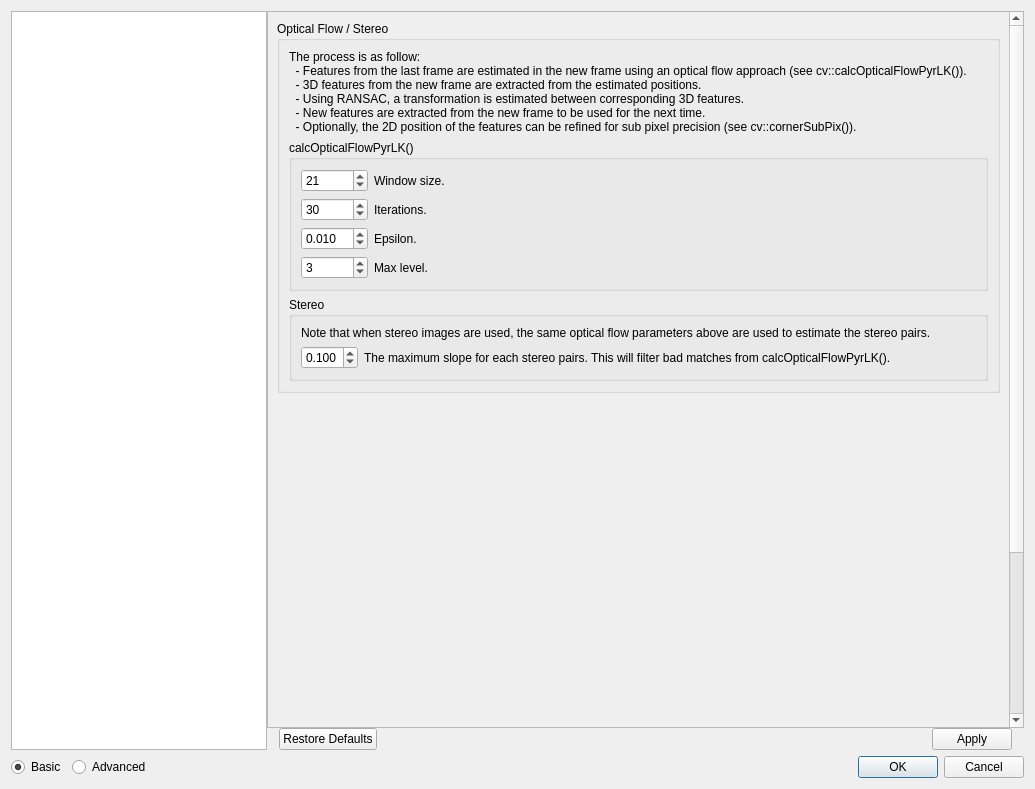
Above: guilib/src/ui/preferencesDialog.ui from introlab/rtabmap before the change. Below: the same form after it.
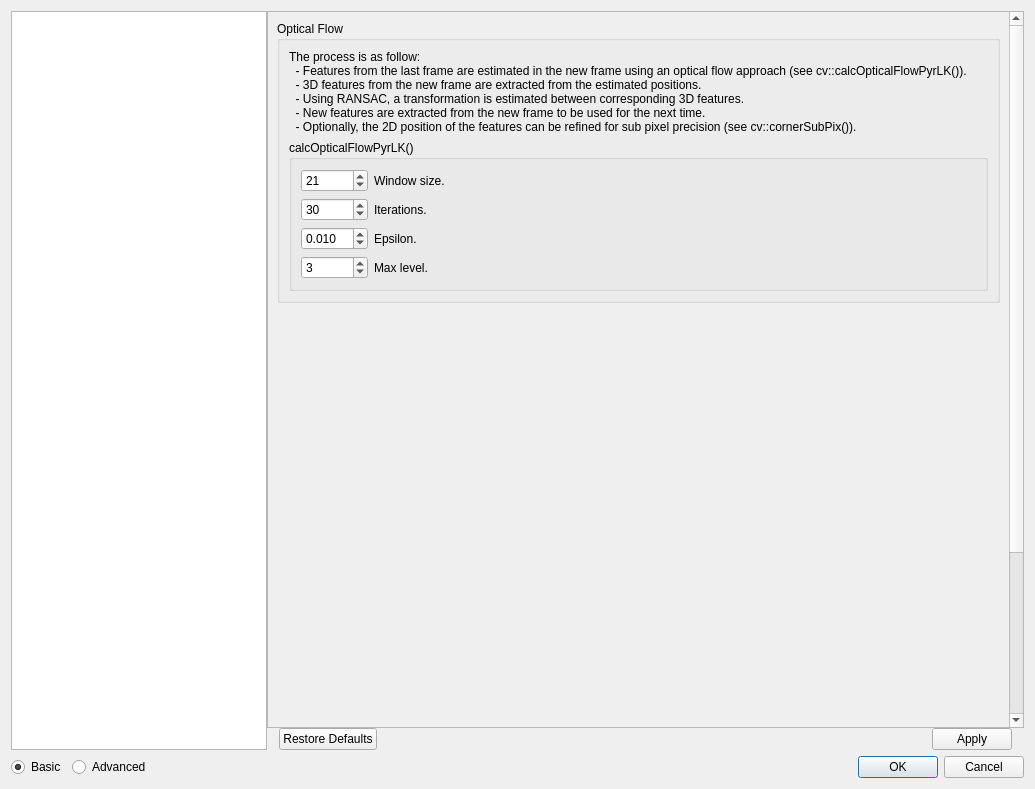
That is the form after the change. The open tabs and pages were chosen to show the change. Icons and pictures are not drawn. Custom widgets are drawn as their Qt base class.

Commit message: updated some default parameters mostly related to stereo odometry (flow, stereo, bayes prediction, likelihood tf-idf)

Patch:
```diff
--- a/guilib/src/ui/preferencesDialog.ui
+++ b/guilib/src/ui/preferencesDialog.ui
@@ -64,8 +64,8 @@
            <rect>
             <x>0</x>
             <y>0</y>
-            <width>736</width>
-            <height>754</height>
+            <width>744</width>
+            <height>932</height>
            </rect>
           </property>
           <layout class="QVBoxLayout" name="verticalLayout_16">
@@ -6821,7 +6821,7 @@
                  <item>
                   <widget class="QGroupBox" name="groupBox_odometryFlow3">
                    <property name="title">
-                    <string>Optical Flow / Stereo</string>
+                    <string>Optical Flow</string>
                    </property>
                    <layout class="QVBoxLayout" name="verticalLayout_53">
                     <item>
@@ -6955,58 +6955,6 @@
                       </layout>
                      </widget>
                     </item>
-                    <item>
-                     <widget class="QGroupBox" name="groupBox_12">
-                      <property name="title">
-                       <string>Stereo</string>
-                      </property>
-                      <layout class="QVBoxLayout" name="verticalLayout_61">
-                       <item>
-                        <widget class="QLabel" name="label_217">
-                         <property name="text">
-                          <string>Note that when stereo images are used, the same optical flow parameters above are used to estimate the stereo pairs.</string>
-                         </property>
-                         <property name="wordWrap">
-                          <bool>true</bool>
-                         </property>
-                        </widget>
-                       </item>
-                       <item>
-                        <layout class="QGridLayout" name="gridLayout_31" columnstretch="0,1">
-                         <item row="0" column="0">
-                          <widget class="QDoubleSpinBox" name="odom_stereo_maxSlope">
-                           <property name="decimals">
-                            <number>3</number>
-                           </property>
-                           <property name="minimum">
-                            <double>0.001000000000000</double>
-                           </property>
-                           <property name="maximum">
-                            <double>1.000000000000000</double>
-                           </property>
-                           <property name="singleStep">
-                            <double>0.010000000000000</double>
-                           </property>
-                           <property name="value">
-                            <double>0.100000000000000</double>
-                           </property>
-                          </widget>
-                         </item>
-                         <item row="0" column="1">
-                          <widget class="QLabel" name="label_196">
-                           <property name="text">
-                            <string>The maximum slope for each stereo pairs. This will filter bad matches from calcOpticalFlowPyrLK().</string>
-                           </property>
-                           <property name="wordWrap">
-                            <bool>true</bool>
-                           </property>
-                          </widget>
-                         </item>
-                        </layout>
-                       </item>
-                      </layout>
-                     </widget>
-                    </item>
                    </layout>
                   </widget>
                  </item>
```
Left out of the diff: 4 changed lines with no effect on the pictures. The commit also changes 4 other files.
